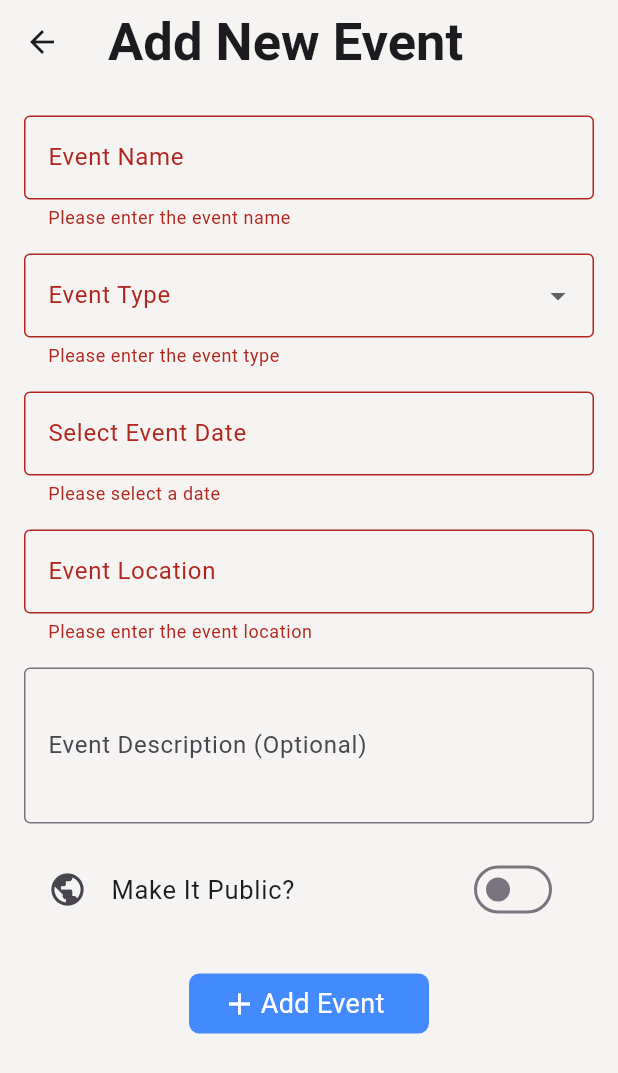
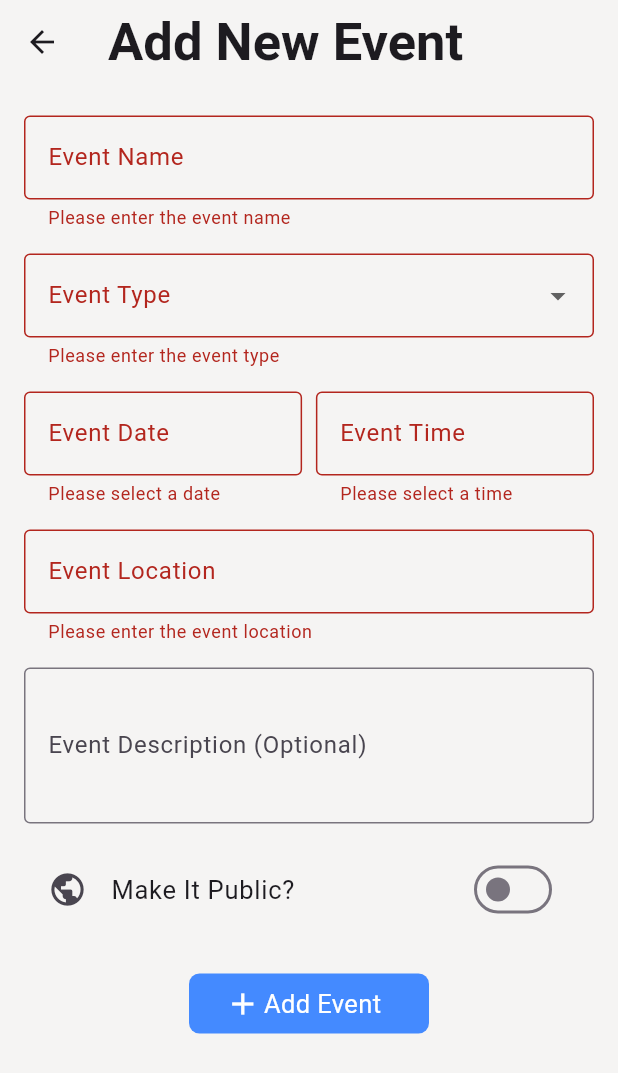
Before and after one commit to Kerolos-Noshy/Gift-Planner-Hedieaty, a Flutter app: the AddEventPage screen opened directly, after a tap on "Add Event", on a phone screen of 412 x 824 dp. Shown: the top 1073 px of the screen. Run offline on Flutter 3.47's test engine with Material 3 defaults, Android fonts, the phone set to English and light mode, and no system bars; our stand-ins replace firebase_auth, firebase_core, fluentui_icons, google_fonts, google_nav_bar, sqflite; accounts and stored records are empty.

Commit message:
add event date and time

```diff
--- a/lib/views/event/add_event_page.dart
+++ b/lib/views/event/add_event_page.dart
@@ -19,8 +19,11 @@ class _AddEventPageState extends State<AddEventPage> {
   final TextEditingController _nameController = TextEditingController();
   final TextEditingController _locationController = TextEditingController();
   final TextEditingController _descriptionController = TextEditingController();
+  TextEditingController _dateController = TextEditingController();
+  TextEditingController _timeController = TextEditingController();
 
   DateTime? _selectedDate;
+  TimeOfDay? _selectedTime;
   String? _eventType;
   bool _isPublic = false;
 
@@ -44,6 +47,7 @@ class _AddEventPageState extends State<AddEventPage> {
       backgroundColor: const Color(0xFFf5f4f3),
       body: Padding(
         padding: const EdgeInsets.all(16),
+        child: SingleChildScrollView(
           child: Form(
             key: _formKey,
             child: SingleChildScrollView(
@@ -73,11 +77,11 @@ class _AddEventPageState extends State<AddEventPage> {
                     items: const [
                       // weddings,
                       // engagements, graduations, and holidays
-                    DropdownMenuItem(value: 'birthday', child: Text('Birthday')),
-                    DropdownMenuItem(value: 'engagement', child: Text('Engagement')),
-                    DropdownMenuItem(value: 'graduations', child: Text('Graduations')),
-                    DropdownMenuItem(value: 'holiday', child: Text('Holiday')),
-                    DropdownMenuItem(value: 'other', child: Text('Other')),
+                      DropdownMenuItem(value: 'Birthday', child: Text('Birthday')),
+                      DropdownMenuItem(value: 'Engagement', child: Text('Engagement')),
+                      DropdownMenuItem(value: 'Graduation', child: Text('Graduation')),
+                      DropdownMenuItem(value: 'Holiday', child: Text('Holiday')),
+                      DropdownMenuItem(value: 'Other', child: Text('Other')),
                     ],
                     decoration: const InputDecoration(labelText: 'Event Type', border: OutlineInputBorder(),),
                     onChanged: (value) {
@@ -90,26 +94,52 @@ class _AddEventPageState extends State<AddEventPage> {
 
                   const SizedBox(height: 16),
 
-                // Event Date Picker
-                GestureDetector(
+                  Row(
+                    mainAxisAlignment: MainAxisAlignment.spaceBetween,
+                    children: [
+                      SizedBox(
+                        width: MediaQuery.of(context).size.width * 0.45,
+                        child: GestureDetector(
                           onTap: _pickDate,
                           child: AbsorbPointer(
                             child: TextFormField(
-                      decoration: InputDecoration(
-                        labelText: _selectedDate != null
-                            ? "Date: ${_selectedDate!.toLocal().toString().split(' ')[0]}"
-                            : "Select Event Date",
-                        border: const OutlineInputBorder(),
+                              controller: _dateController,
+                              decoration: const InputDecoration(
+                                labelText: "Event Date",
+                                border: OutlineInputBorder(),
                               ),
                               validator: (value) {
                                 if (_selectedDate == null) {
                                   return "Please select a date";
                                 }
-                        // if (_selectedDate! l DateTime.now())
                                 return null;
                               },
                             ),
                           ),
+                        ),
+                      ),
+                      SizedBox(
+                        width: MediaQuery.of(context).size.width * 0.45,
+                        child: GestureDetector(
+                          onTap: _pickTime,
+                          child: AbsorbPointer(
+                            child: TextFormField(
+                              controller: _timeController,
+                              decoration: const InputDecoration(
+                                labelText:  "Event Time",
+                                border: OutlineInputBorder(),
+                              ),
+                              validator: (value) {
+                                if (_selectedTime == null) {
+                                  return "Please select a time";
+                                }
+                                return null;
+                              },
+                            ),
+                          ),
+                        ),
+                      ),
+                    ],
                   ),
 
                   const SizedBox(height: 16),
@@ -179,7 +209,7 @@ class _AddEventPageState extends State<AddEventPage> {
                                   style: GoogleFonts.breeSerif(
                                     textStyle: const TextStyle(
                                       color: Colors.white,
-                                    fontSize: 18,
+                                      fontSize: 17,
                                     ),
                                   )
                               ),
@@ -190,6 +220,7 @@ class _AddEventPageState extends State<AddEventPage> {
                     ),
                   ),
                 ],
+              ),
             ),
           ),
         ),
@@ -208,8 +239,37 @@ class _AddEventPageState extends State<AddEventPage> {
     if (pickedDate != null) {
       setState(() {
         _selectedDate = pickedDate;
+        _dateController.text = _selectedDate!.toLocal().toString().split(' ')[0];
       });
     }
+  }
+
+  Future<void> _pickTime() async {
+    TimeOfDay? pickedTime = await showTimePicker(
+      context: context,
+      initialTime: TimeOfDay.now(),
+    );
+
+    if (pickedTime != null) {
+      setState(() {
+        _selectedTime = pickedTime;
+        _timeController.text = _selectedTime!.format(context);
+      });
+    }
+
+  }
+
+  DateTime? getEventDateTime() {
+    if (_selectedDate != null && _selectedTime != null) {
+      return DateTime(
+        _selectedDate!.year,
+        _selectedDate!.month,
+        _selectedDate!.day,
+        _selectedTime!.hour,
+        _selectedTime!.minute,
+      );
+    }
+    return null; // If either date or time is not selected
   }
 
   void _submitForm() async {
@@ -217,11 +277,12 @@ class _AddEventPageState extends State<AddEventPage> {
 
       final newEvent = Event(
         name: _nameController.text.trim(),
-        date: _selectedDate!,
+        date: getEventDateTime()!,
         location: _locationController.text.trim(),
         description: _descriptionController.text.trim(),
         userId: AuthService().getCurrentUser().uid,
         eventType: _eventType!,
+        isPublic: _isPublic
       );
 
       if (_isPublic) {
@@ -229,6 +290,7 @@ class _AddEventPageState extends State<AddEventPage> {
         await EventService().addEvent(newEvent);
         print('event added to firestore');
       }
+
       // Add to local database
       await EventRepository().addEvent(newEvent);
       print ('event added to local database');
```
Lines whose indentation alone changed are shown as unchanged.
